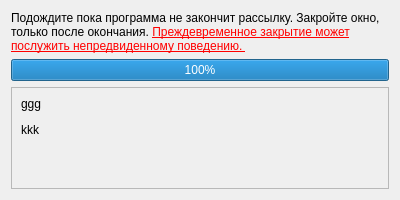
Above: src/sendingprogress.ui from MorganGrieves/VKSender before the change. Below: the same form after it.
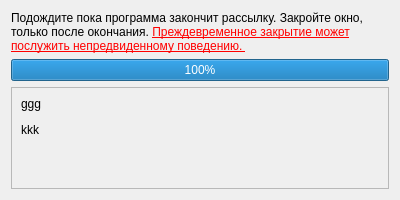
That is the form after the change.

```diff
--- a/src/sendingprogress.ui
+++ b/src/sendingprogress.ui
@@ -35,7 +35,7 @@
    <item>
     <widget class="QLabel" name="warningLabel">
      <property name="text">
-      <string>&lt;html&gt;&lt;head/&gt;&lt;body&gt;&lt;p&gt;Подождите пока программа не закончит рассылку. Закройте окно, только после окончания. &lt;span style=&quot; text-decoration: underline; color:#ff0000;&quot;&gt;Преждевременное закрытие может послужить непредвиденному поведению. &lt;/span&gt;&lt;/p&gt;&lt;/body&gt;&lt;/html&gt;</string>
+      <string>&lt;html&gt;&lt;head/&gt;&lt;body&gt;&lt;p&gt;Подождите пока программа закончит рассылку. Закройте окно, только после окончания. &lt;span style=&quot; text-decoration: underline; color:#ff0000;&quot;&gt;Преждевременное закрытие может послужить непредвиденному поведению. &lt;/span&gt;&lt;/p&gt;&lt;/body&gt;&lt;/html&gt;</string>
      </property>
      <property name="wordWrap">
       <bool>true</bool>
```
